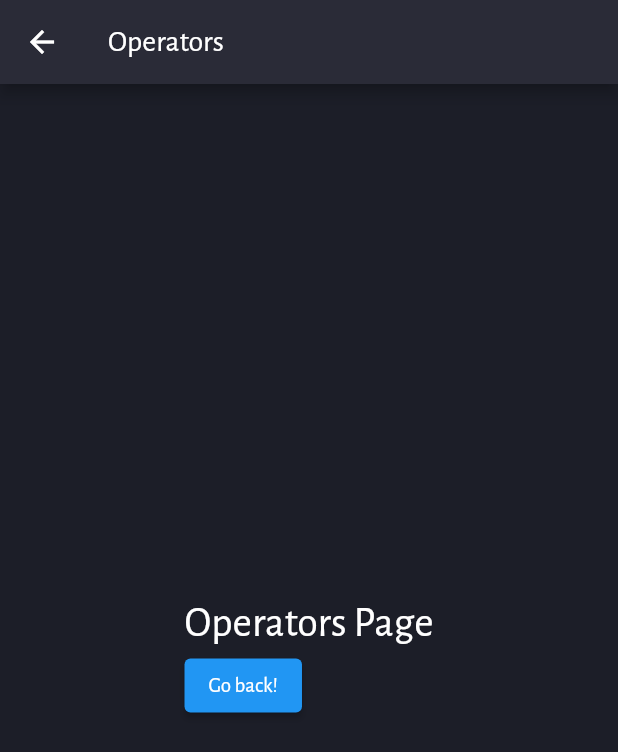
After one commit to bogdanaks/flutter_test, a Flutter app: the screen it shows after launch, after a tap on "Operators", on a phone screen of 412 x 824 dp. The commit adds this screen. Shown: the top 752 px of the screen. Run offline on Flutter 3.47's test engine with Material 2 defaults, Android fonts, the phone set to English and light mode, and no system bars; our stand-ins replace bubble_tab_indicator, photo_view; missing offline and left inert: flutter_statusbarcolor.

Commit message:
Create operators cat

```diff
--- a/lib/pages/main/index.dart
+++ b/lib/pages/main/index.dart
@@ -1,7 +1,8 @@
 import 'package:flutter/material.dart';
 import 'loadouts/index.dart';
+import 'weapons/index.dart';
 import 'vehicles/index.dart';
-import 'weapons/index.dart';
+import 'operators/index.dart';
 import 'map/index.dart';
 
 class MainPage extends StatelessWidget {
@@ -29,6 +30,9 @@ class Categories extends StatelessWidget {
         Category(
             categoryName: 'Vehicles',
             categoryImage: 'lib/assets/images/vehicles.jpg'),
+        Category(
+            categoryName: 'Operators',
+            categoryImage: 'lib/assets/images/operators.jpg'),
       ],
     ));
   }
@@ -84,6 +88,14 @@ class Category extends StatelessWidget {
                   Navigator.push(
                     context,
                     MaterialPageRoute(builder: (context) => VehiclesPage()),
+                  );
+                }
+                break;
+              case 'Operators':
+                {
+                  Navigator.push(
+                    context,
+                    MaterialPageRoute(builder: (context) => OperatorsPage()),
                   );
                 }
                 break;
--- /dev/null
+++ b/lib/pages/main/operators/index.dart
@@ -0,0 +1,35 @@
+import 'package:flutter/material.dart';
+
+class OperatorsPage extends StatelessWidget {
+  @override
+  Widget build(BuildContext context) {
+    return (Scaffold(
+      appBar: AppBar(
+        title: Text('Operators'),
+        backgroundColor: Color.fromARGB(255, 42, 43, 55),
+      ),
+      body: Center(
+          child: Container(
+        child: Center(
+          child: Column(
+            crossAxisAlignment: CrossAxisAlignment.start,
+            mainAxisSize: MainAxisSize.min,
+            children: <Widget>[
+              Text(
+                'Operators Page',
+                textScaleFactor: 2,
+                style: TextStyle(color: Colors.white),
+              ),
+              ElevatedButton(
+                onPressed: () {
+                  Navigator.pop(context);
+                },
+                child: Text('Go back!'),
+              ),
+            ],
+          ),
+        ),
+      )),
+    ));
+  }
+}
```
Also changed, not shown: lib/pages/main/weapons/widgets/WeaponImage.dart (+0 -8 lines), lib/assets/images/operators.jpg (added).
